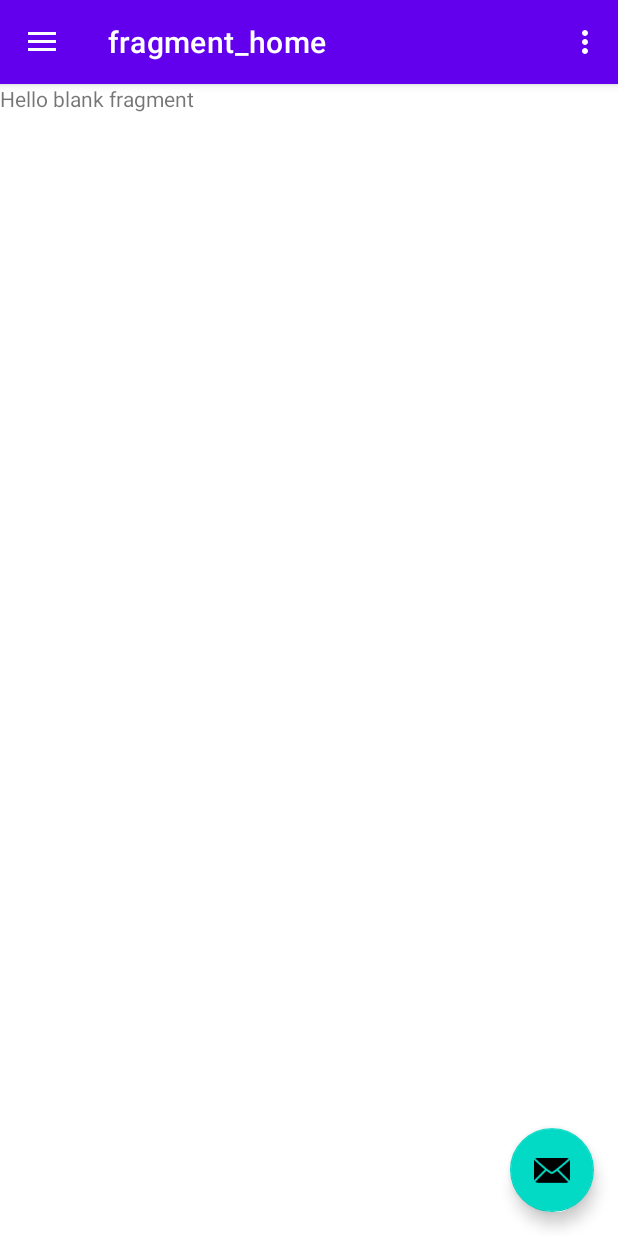
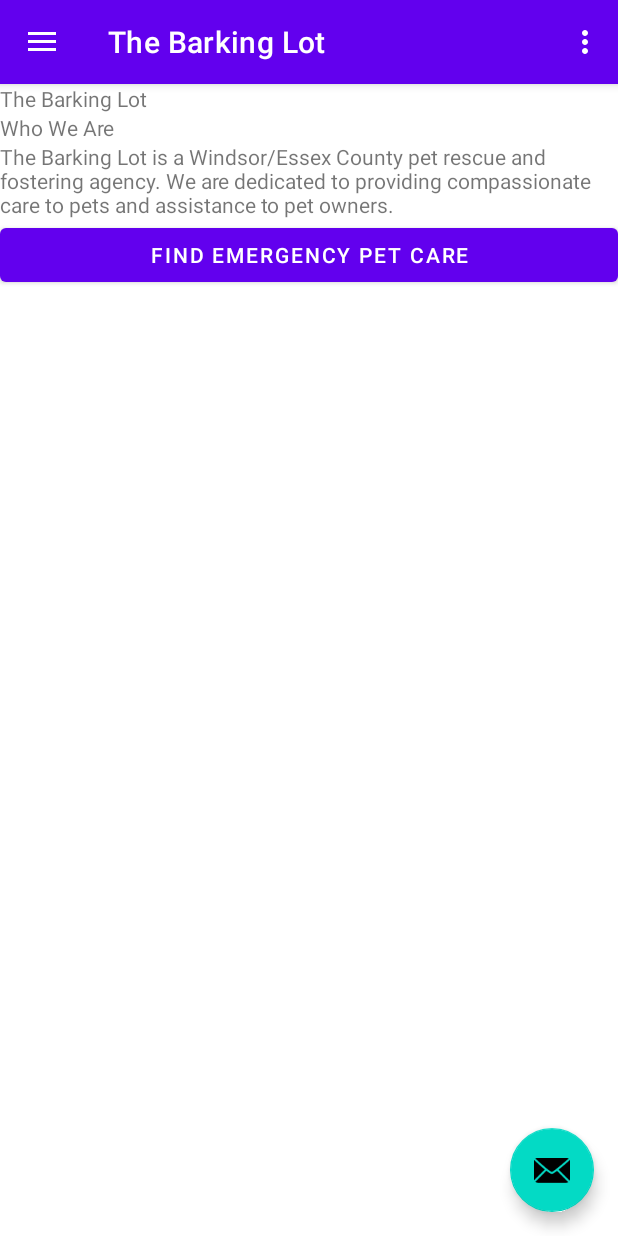
Before and after one commit to avmccallum/TheBarkingLot, an Android app: the screen it shows after launch (MainActivity), on a phone screen of 412 x 824 dp. Run offline under Robolectric (Android 15) with nearby library versions, the phone set to English and light mode, and no system bars; our stand-ins replace navigation-ui.

Commit message:
#4 Add content to home screen
* Emergency care button is connected to intent

```diff
--- a/app/src/main/java/com/ashleymccallum/thebarkinglot/HomeFragment.java
+++ b/app/src/main/java/com/ashleymccallum/thebarkinglot/HomeFragment.java
@@ -1,5 +1,9 @@
 package com.ashleymccallum.thebarkinglot;
 
+import android.app.SearchManager;
+import android.content.ActivityNotFoundException;
+import android.content.Intent;
+import android.net.Uri;
 import android.os.Bundle;
 
 import androidx.fragment.app.Fragment;
@@ -7,6 +11,9 @@ import androidx.fragment.app.Fragment;
 import android.view.LayoutInflater;
 import android.view.View;
 import android.view.ViewGroup;
+import android.widget.Button;
+
+import com.google.android.material.snackbar.Snackbar;
 
 /**
  * A simple {@link Fragment} subclass.
@@ -59,6 +66,20 @@ public class HomeFragment extends Fragment {
     public View onCreateView(LayoutInflater inflater, ViewGroup container,
                              Bundle savedInstanceState) {
         // Inflate the layout for this fragment
-        return inflater.inflate(R.layout.fragment_home, container, false);
+        View view = inflater.inflate(R.layout.fragment_home, container, false);
+        Button emergencyButton = view.findViewById(R.id.emergencyButton);
+        emergencyButton.setOnClickListener(new View.OnClickListener() {
+            @Override
+            public void onClick(View view) {
+                Intent i = new Intent(Intent.ACTION_WEB_SEARCH);
+                i.putExtra(SearchManager.QUERY, "24 hour animal hospital");
+                try {
+                    startActivity(i);
+                } catch (ActivityNotFoundException e) {
+                    Snackbar.make(getActivity().findViewById(android.R.id.content), "No application found", Snackbar.LENGTH_SHORT).show();
+                }
+            }
+        });
+        return view;
     }
 }
--- /dev/null
+++ b/app/src/main/res/drawable/ic_baseline_home_24.xml
@@ -0,0 +1,10 @@
+<vector xmlns:android="http://schemas.android.com/apk/res/android"
+    android:width="24dp"
+    android:height="24dp"
+    android:viewportWidth="24"
+    android:viewportHeight="24"
+    android:tint="?attr/colorControlNormal">
+  <path
+      android:fillColor="@android:color/white"
+      android:pathData="M10,20v-6h4v6h5v-8h3L12,3 2,12h3v8z"/>
+</vector>
--- a/app/src/main/res/layout/app_bar_main.xml
+++ b/app/src/main/res/layout/app_bar_main.xml
@@ -15,7 +15,7 @@
             android:id="@+id/toolbar"
             android:layout_width="match_parent"
             android:layout_height="?attr/actionBarSize"
-            android:background="?attr/colorPrimary"
+            android:background="@color/purple_500"
             app:popupTheme="@style/Theme.TheBarkingLot.PopupOverlay" />
 
     </com.google.android.material.appbar.AppBarLayout>
--- a/app/src/main/res/layout/fragment_home.xml
+++ b/app/src/main/res/layout/fragment_home.xml
@@ -1,14 +1,38 @@
 <?xml version="1.0" encoding="utf-8"?>
-<FrameLayout xmlns:android="http://schemas.android.com/apk/res/android"
+<ScrollView xmlns:android="http://schemas.android.com/apk/res/android"
+    xmlns:app="http://schemas.android.com/apk/res-auto"
     xmlns:tools="http://schemas.android.com/tools"
     android:layout_width="match_parent"
     android:layout_height="match_parent"
     tools:context=".HomeFragment">
 
-    <!-- TODO: Update blank fragment layout -->
-    <TextView
+    <LinearLayout
         android:layout_width="match_parent"
-        android:layout_height="match_parent"
-        android:text="@string/hello_blank_fragment" />
+        android:layout_height="wrap_content"
+        android:orientation="vertical" >
 
-</FrameLayout>
+        <TextView
+            android:id="@+id/textView2"
+            android:layout_width="match_parent"
+            android:layout_height="wrap_content"
+            android:text="@string/store_name" />
+
+        <TextView
+            android:id="@+id/textView4"
+            android:layout_width="match_parent"
+            android:layout_height="wrap_content"
+            android:text="@string/home_intro" />
+
+        <TextView
+            android:id="@+id/textView3"
+            android:layout_width="match_parent"
+            android:layout_height="wrap_content"
+            android:text="@string/mission_statement" />
+
+        <Button
+            android:id="@+id/emergencyButton"
+            android:layout_width="match_parent"
+            android:layout_height="wrap_content"
+            android:text="@string/emergency_services" />
+    </LinearLayout>
+</ScrollView>
--- a/app/src/main/res/menu/activity_main_drawer.xml
+++ b/app/src/main/res/menu/activity_main_drawer.xml
@@ -6,7 +6,7 @@
     <group android:checkableBehavior="single">
         <item
             android:id="@+id/nav_home"
-            android:icon="@drawable/ic_menu_camera"
+            android:icon="@drawable/ic_baseline_home_24"
             android:title="@string/menu_home" />
 
     </group>
--- a/app/src/main/res/navigation/mobile_navigation.xml
+++ b/app/src/main/res/navigation/mobile_navigation.xml
@@ -7,6 +7,6 @@
     <fragment
         android:id="@+id/nav_home"
         android:name="com.ashleymccallum.thebarkinglot.HomeFragment"
-        android:label="fragment_home"
+        android:label="@string/store_name"
         tools:layout="@layout/fragment_home" />
 </navigation>
--- a/app/src/main/res/values/strings.xml
+++ b/app/src/main/res/values/strings.xml
@@ -8,8 +8,11 @@
     <string name="action_settings">Settings</string>
 
     <string name="menu_home">Home</string>
-    <string name="menu_gallery">Gallery</string>
-    <string name="menu_slideshow">Slideshow</string>
-    <!-- TODO: Remove or change this placeholder text -->
-    <string name="hello_blank_fragment">Hello blank fragment</string>
+    <string name="store_name">The Barking Lot</string>
+    <string name="emergency_services">FIND EMERGENCY PET CARE</string>
+    <string name="home_intro">Who We Are</string>
+    <string name="mission_statement">The Barking Lot is a Windsor/Essex County pet rescue and
+        fostering agency. We are dedicated to providing compassionate care to pets and assistance
+        to pet owners.</string>
+
 </resources>
```
